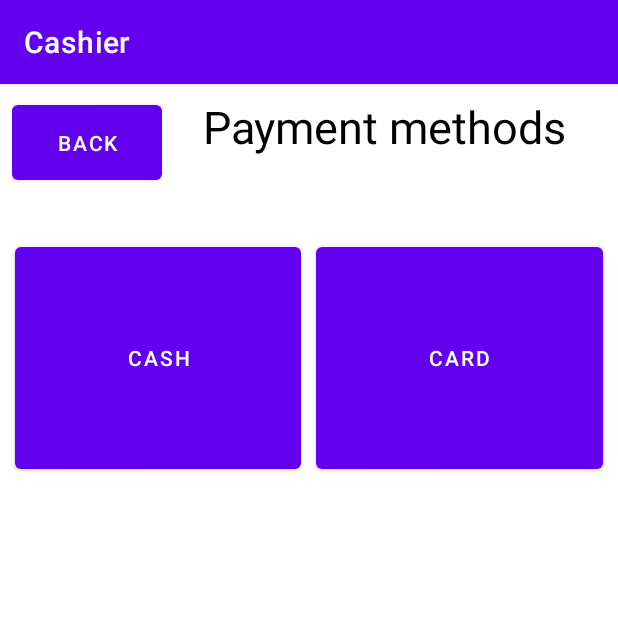
After one commit to slovakiaman/Cashier, an Android app: the PaymentMethodsActivity screen opened directly, with no data from a screen before it, on a phone screen of 412 x 824 dp, the top half of it. The commit adds this screen. Run offline under Robolectric (Android 15) with nearby library versions, the phone set to English and light mode, and no system bars.

Commit message:
Payment methods, Change activities

```diff
--- a/app/src/main/java/com/example/cashier/MainActivity.java
+++ b/app/src/main/java/com/example/cashier/MainActivity.java
@@ -52,8 +52,7 @@ public class MainActivity extends AppCompatActivity {
         Button payButton = (Button)findViewById(R.id.btnPay);
         payButton.setOnClickListener(new View.OnClickListener(){
             public void onClick(View v) {
-                // TODO intent to Payment methods activity
-                startActivity(new Intent(MainActivity.this, BillActivity.class));//docasny odkaz na test bill - potom presmerovat na pay
+                startActivity(new Intent(MainActivity.this, PaymentMethodsActivity.class));
             }
         });
         TextView totalPriceText = (TextView) findViewById(R.id.textTotalPrice);
--- /dev/null
+++ b/app/src/main/java/com/example/cashier/PaymentMethodsActivity.java
@@ -0,0 +1,50 @@
+package com.example.cashier;
+
+import androidx.appcompat.app.AppCompatActivity;
+
+import android.content.Intent;
+import android.os.Bundle;
+import android.view.View;
+import android.widget.Button;
+
+public class PaymentMethodsActivity extends AppCompatActivity {
+
+    @Override
+    protected void onCreate(Bundle savedInstanceState) {
+        super.onCreate(savedInstanceState);
+        setContentView(R.layout.activity_payment_methods);
+
+        Button backBtn = findViewById(R.id.paymentMethodsBackBtn);
+        backBtn.setOnClickListener(new View.OnClickListener(){
+            public void onClick(View v) {
+                OnBackBtnClick();
+            }
+        });
+
+        Button cashBtn = findViewById(R.id.cashPaymentBtn);
+        cashBtn.setOnClickListener(new View.OnClickListener(){
+            public void onClick(View v) {
+                OnCashPaymentBtnClick();
+            }
+        });
+
+        Button cardBtn = findViewById(R.id.cardPaymentBtn);
+        cardBtn.setOnClickListener(new View.OnClickListener(){
+            public void onClick(View v) {
+                OnCardPaymentBtnClick();
+            }
+        });
+    }
+
+    private void OnBackBtnClick(){
+        startActivity(new Intent(PaymentMethodsActivity.this, MainActivity.class));
+    }
+
+    private void OnCashPaymentBtnClick(){
+        startActivity(new Intent(PaymentMethodsActivity.this, ChangeActivity.class));
+    }
+
+    private void OnCardPaymentBtnClick(){
+        startActivity(new Intent(PaymentMethodsActivity.this, BillActivity.class));
+    }
+}
--- /dev/null
+++ b/app/src/main/res/layout/activity_payment_methods.xml
@@ -0,0 +1,69 @@
+<?xml version="1.0" encoding="utf-8"?>
+<RelativeLayout xmlns:android="http://schemas.android.com/apk/res/android"
+    xmlns:app="http://schemas.android.com/apk/res-auto"
+    xmlns:tools="http://schemas.android.com/tools"
+    android:layout_width="match_parent"
+    android:layout_height="match_parent"
+    tools:context=".PaymentMethodsActivity">
+
+    <LinearLayout
+        android:id="@+id/paymentMethodsToolbar"
+        android:layout_width="match_parent"
+        android:layout_height="62dp"
+        android:layout_marginStart="8dp"
+        android:layout_marginLeft="8dp"
+        android:layout_marginTop="8dp"
+        android:layout_marginEnd="8dp"
+        android:layout_marginRight="8dp"
+        android:layout_marginBottom="8dp"
+        android:orientation="horizontal">
+
+        <Button
+            android:id="@+id/paymentMethodsBackBtn"
+            android:layout_width="200dp"
+            android:layout_height="match_parent"
+            android:layout_weight="1"
+            android:text="Back" />
+
+        <TextView
+            android:id="@+id/textView3"
+            android:layout_width="match_parent"
+            android:layout_height="match_parent"
+            android:layout_weight="1"
+            android:text="Payment methods"
+            android:textAlignment="center"
+            android:textColor="#040000"
+            android:textSize="30sp" />
+
+    </LinearLayout>
+
+    <LinearLayout
+        android:layout_marginTop="20dp"
+        android:layout_width="match_parent"
+        android:layout_height="665dp"
+        android:layout_alignParentBottom="true"
+        android:layout_marginBottom="0dp"
+        android:layout_weight="1"
+        android:orientation="horizontal">
+
+
+        <Button
+            android:id="@+id/cashPaymentBtn"
+            android:layout_width="wrap_content"
+            android:layout_height="160dp"
+            android:layout_weight="1"
+            android:text="Cash"
+            android:layout_marginRight="10dp"
+            android:layout_marginLeft="10dp"/>
+
+        <Button
+            android:id="@+id/cardPaymentBtn"
+            android:layout_width="wrap_content"
+            android:layout_height="160dp"
+            android:layout_weight="1"
+            android:text="Card"
+            android:layout_marginRight="10dp"/>
+    </LinearLayout>
+
+
+</RelativeLayout>
```
Also changed, not shown: app/src/main/AndroidManifest.xml (+14 -7 lines), app/src/main/java/com/example/cashier/ChangeActivity.java (added, +58 -0 lines), app/src/main/res/layout/activity_change.xml (added, +97 -0 lines).
